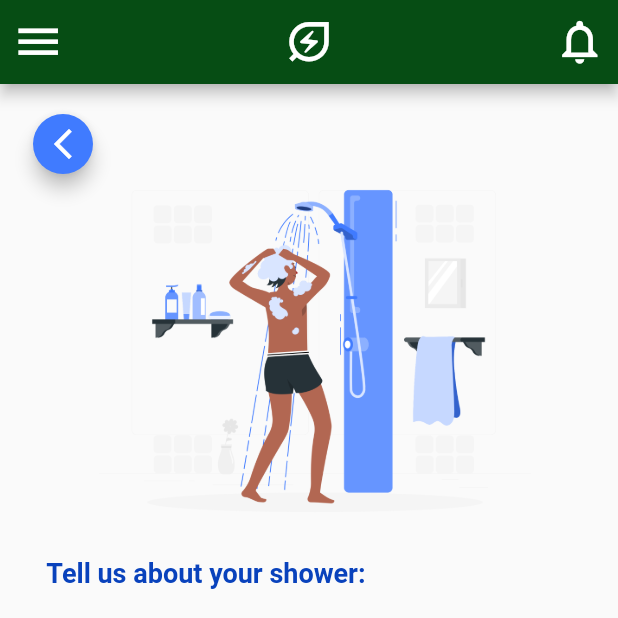
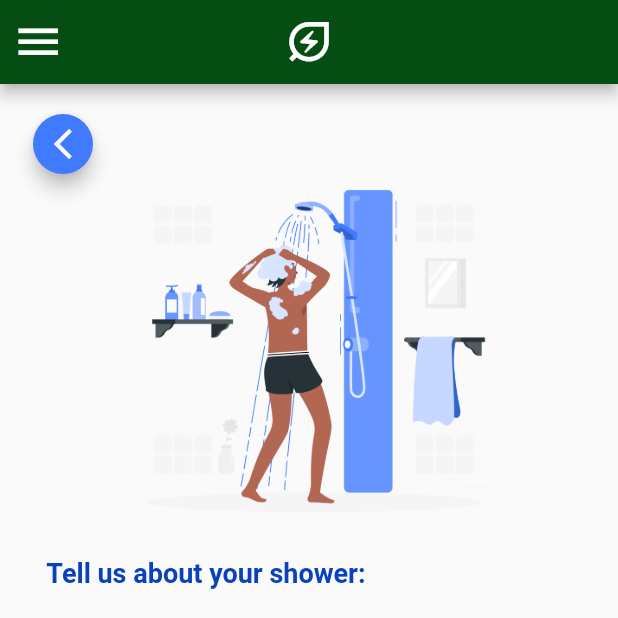
Before and after one commit to suhas-arun/drp_40, a Flutter app: the screen it shows after launch, scrolled down 107 dp, after a tap on "Continue", on a phone screen of 412 x 824 dp, the top half of it. Run offline on Flutter 3.47's test engine with Material 2 defaults, Android fonts, the phone set to English and light mode, and no system bars; our stand-ins replace cloud_firestore, firebase_core, fl_chart, flutter_slidable, pie_chart; accounts and stored records are empty.

Commit message:
Removed notification button

```diff
--- a/lib/components/top_bar.dart
+++ b/lib/components/top_bar.dart
@@ -30,17 +30,10 @@ class _TopBarState extends State<StatefulWidget> {
         ),
         title: IconButton(
           iconSize: APPSize.APP_ICON_SIZE,
+          splashRadius: 1,
           color: Colors.white,
           icon: const Icon(Icons.energy_savings_leaf_outlined),
           onPressed: () {},
-        ),
-        actions: [
-          IconButton(
-            iconSize: APPSize.APP_ICON_SIZE,
-            color: Colors.white,
-            icon: const Icon(Icons.notifications_none_outlined),
-            onPressed: () {},
-          )
-        ]);
+        ));
   }
 }
```
